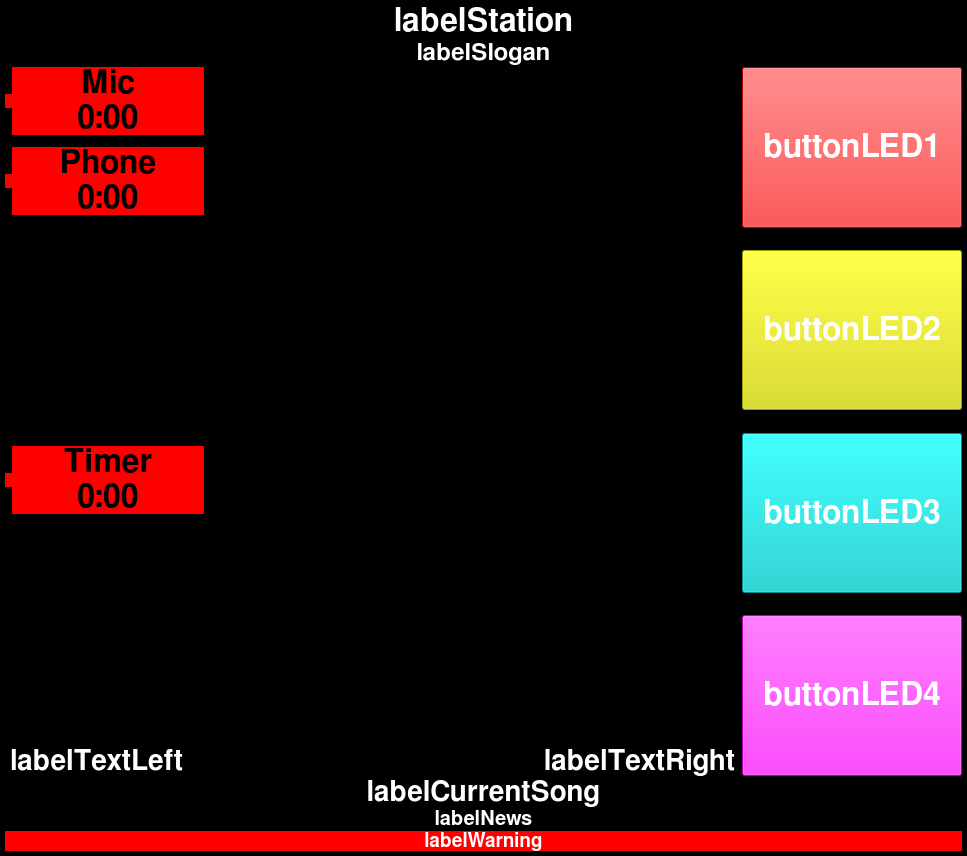
This is mainscreen.ui in saschaludwig/OnAirScreen as Qt 5 draws it before an edit. The edited form follows.
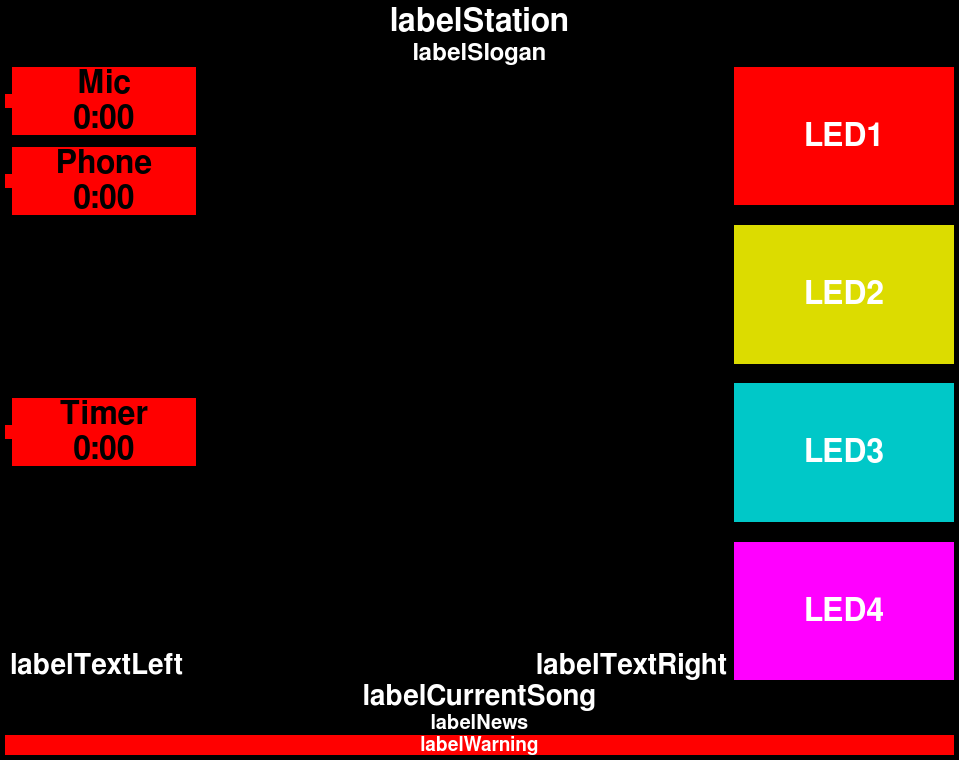
This is the edited form. Icons and pictures are not drawn. Custom widgets are drawn as their Qt base class.

Commit message: replaced LED 1-4 buttons with labels in mainscreen

The edit to the form file:
```diff
--- a/mainscreen.ui
+++ b/mainscreen.ui
@@ -12,8 +12,8 @@
    <rect>
     <x>0</x>
     <y>0</y>
-    <width>967</width>
-    <height>856</height>
+    <width>959</width>
+    <height>760</height>
    </rect>
   </property>
   <property name="minimumSize">
@@ -228,10 +228,7 @@
       <number>6</number>
      </property>
      <item>
-      <widget class="QPushButton" name="buttonLED1">
-       <property name="enabled">
-        <bool>true</bool>
-       </property>
+      <widget class="QLabel" name="buttonLED1">
        <property name="sizePolicy">
         <sizepolicy hsizetype="Minimum" vsizetype="Expanding">
          <horstretch>0</horstretch>
@@ -241,7 +238,7 @@
        <property name="minimumSize">
         <size>
          <width>220</width>
-         <height>150</height>
+         <height>120</height>
         </size>
        </property>
        <property name="font">
@@ -252,30 +249,15 @@
          <bold>true</bold>
         </font>
        </property>
-       <property name="focusPolicy">
-        <enum>Qt::NoFocus</enum>
-       </property>
-       <property name="autoFillBackground">
-        <bool>false</bool>
-       </property>
        <property name="styleSheet">
         <string notr="true">background-color: rgb(255, 0, 0);
 color: rgb(255, 255, 255);</string>
        </property>
        <property name="text">
-        <string>buttonLED1</string>
+        <string>LED1</string>
        </property>
-       <property name="checkable">
-        <bool>false</bool>
-       </property>
-       <property name="autoDefault">
-        <bool>false</bool>
-       </property>
-       <property name="default">
-        <bool>false</bool>
-       </property>
-       <property name="flat">
-        <bool>false</bool>
+       <property name="alignment">
+        <set>Qt::AlignCenter</set>
        </property>
       </widget>
      </item>
@@ -296,7 +278,7 @@
       </spacer>
      </item>
      <item>
-      <widget class="QPushButton" name="buttonLED2">
+      <widget class="QLabel" name="buttonLED2">
        <property name="sizePolicy">
         <sizepolicy hsizetype="Minimum" vsizetype="Expanding">
          <horstretch>0</horstretch>
@@ -305,8 +287,8 @@
        </property>
        <property name="minimumSize">
         <size>
-         <width>0</width>
-         <height>150</height>
+         <width>220</width>
+         <height>120</height>
         </size>
        </property>
        <property name="font">
@@ -325,7 +307,10 @@
 color: rgb(255, 255, 255);</string>
        </property>
        <property name="text">
-        <string>buttonLED2</string>
+        <string>LED2</string>
+       </property>
+       <property name="alignment">
+        <set>Qt::AlignCenter</set>
        </property>
       </widget>
      </item>
@@ -346,7 +331,7 @@
       </spacer>
      </item>
      <item>
-      <widget class="QPushButton" name="buttonLED3">
+      <widget class="QLabel" name="buttonLED3">
        <property name="sizePolicy">
         <sizepolicy hsizetype="Minimum" vsizetype="Expanding">
          <horstretch>0</horstretch>
@@ -355,8 +340,8 @@
        </property>
        <property name="minimumSize">
         <size>
-         <width>0</width>
-         <height>150</height>
+         <width>220</width>
+         <height>120</height>
         </size>
        </property>
        <property name="font">
@@ -375,7 +360,10 @@
 color: rgb(255, 255, 255);</string>
        </property>
        <property name="text">
-        <string>buttonLED3</string>
+        <string>LED3</string>
+       </property>
+       <property name="alignment">
+        <set>Qt::AlignCenter</set>
        </property>
       </widget>
      </item>
@@ -396,17 +384,11 @@
       </spacer>
      </item>
      <item>
-      <widget class="QPushButton" name="buttonLED4">
-       <property name="sizePolicy">
-        <sizepolicy hsizetype="Minimum" vsizetype="Expanding">
-         <horstretch>0</horstretch>
-         <verstretch>0</verstretch>
-        </sizepolicy>
-       </property>
+      <widget class="QLabel" name="buttonLED4">
        <property name="minimumSize">
         <size>
-         <width>0</width>
-         <height>150</height>
+         <width>220</width>
+         <height>120</height>
         </size>
        </property>
        <property name="font">
@@ -425,7 +407,10 @@
 color: rgb(255, 255, 255);</string>
        </property>
        <property name="text">
-        <string>buttonLED4</string>
+        <string>LED4</string>
+       </property>
+       <property name="alignment">
+        <set>Qt::AlignCenter</set>
        </property>
       </widget>
      </item>
```
Left out of the diff: 11 changed lines with no effect on the pictures.
